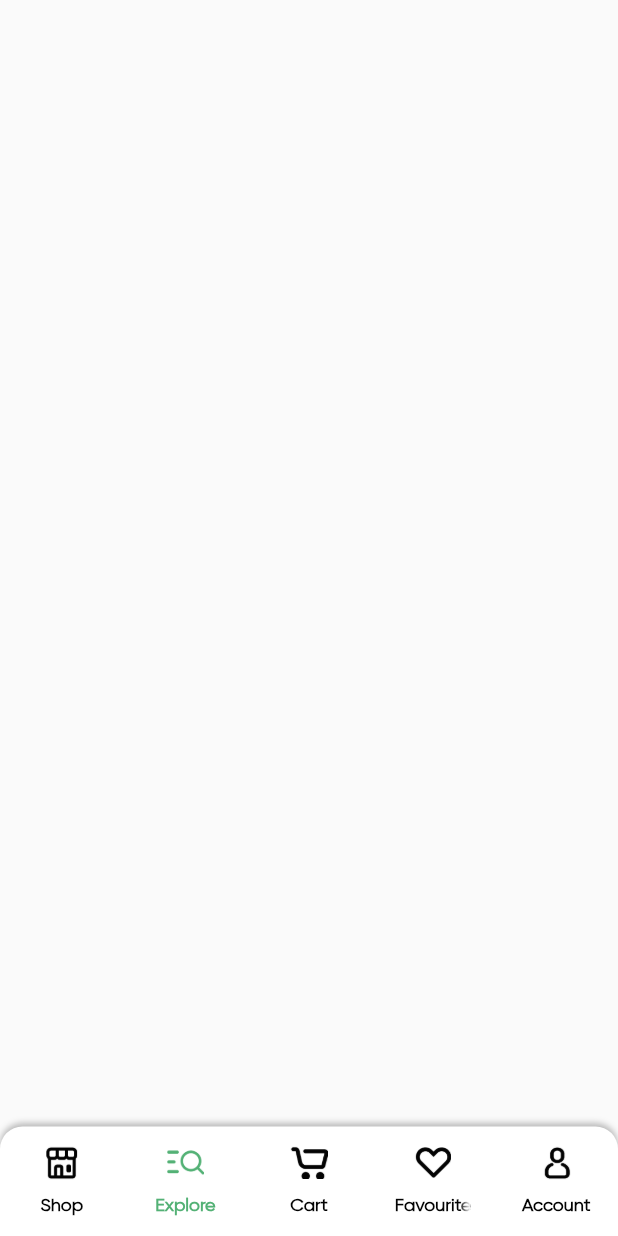
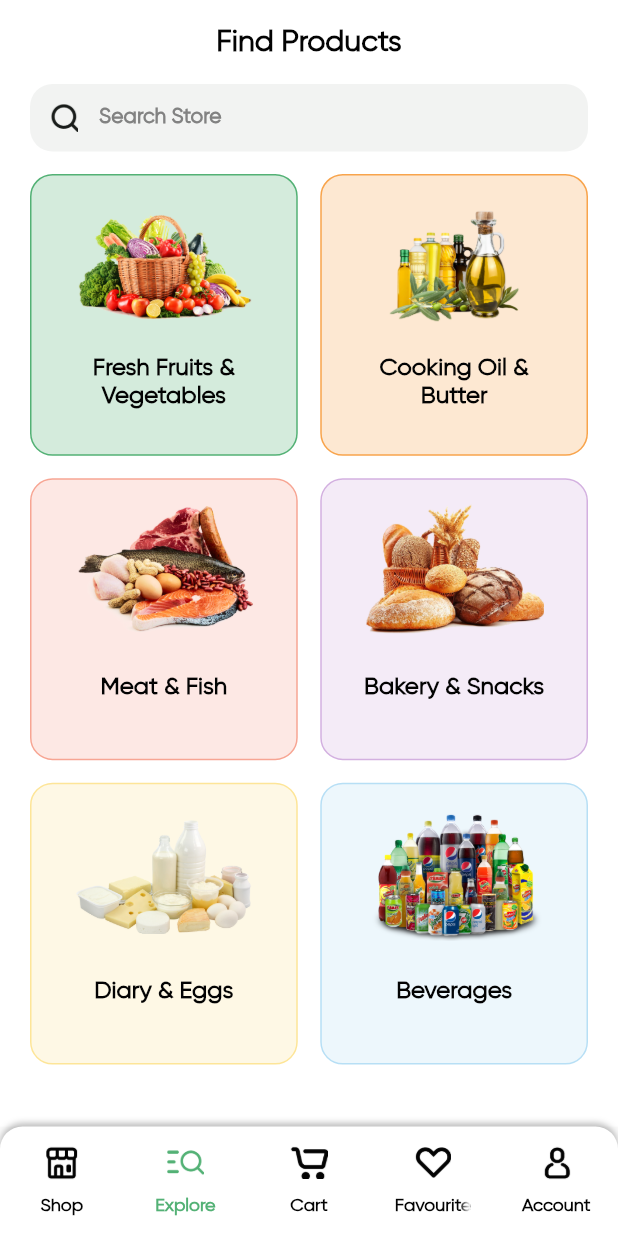
Before and after one commit to TarekMoustafaElsayed/nectar_groceriesStore, a Flutter app: the screen it shows after launch, item 2 of the bottom bar chosen, on a phone screen of 412 x 824 dp. Run offline on Flutter 3.47's test engine with Material 3 defaults, Android fonts, the phone set to English and light mode, and no system bars; our stand-ins replace flutter_rating_bar; missing offline and left inert: fl_country_code_picker.

Commit message:
added explore page ui design
Added explore cell and filter row in common widget folder

added explore detail view , explore view , filter view and search view files in a new folder (explore folder)

added the Explorer view and imported that inside main tab view file as well as adding a very slight tiny adjustment towards the product cell file (adding two more variables margin and weight while passing them as parameters for the ProductCell constructor)

```diff
--- /dev/null
+++ b/lib/common/common_widget/explore_cell.dart
@@ -0,0 +1,57 @@
+import 'package:flutter/material.dart';
+
+import '../color_extension.dart';
+
+class ExploreCell extends StatelessWidget {
+  final Map pObj;
+  final VoidCallback onPressed;
+  const ExploreCell({super.key, required this.pObj, required this.onPressed});
+
+  @override
+  Widget build(BuildContext context) {
+    var color = (pObj["color"] as Color? ?? TColor.primary);
+    return InkWell(
+      onTap: onPressed,
+      borderRadius: BorderRadius.circular(15),
+      child: Container(
+        padding: const EdgeInsets.all(15),
+        decoration: BoxDecoration(
+          border: Border.all(color: color, width: 1),
+          color: color.withOpacity(0.25),
+          borderRadius: BorderRadius.circular(15),
+        ),
+        child: Column(
+          mainAxisAlignment: MainAxisAlignment.center,
+          crossAxisAlignment: CrossAxisAlignment.center,
+          children: [
+            Row(
+              mainAxisAlignment: MainAxisAlignment.center,
+              children: [
+                Image.asset(
+                  pObj["icon"],
+                  width: 120,
+                  height: 90,
+                  fit: BoxFit.contain,
+                ),
+              ],
+            ),
+
+            const Spacer(),
+
+            Text(
+              pObj["name"],
+              textAlign: TextAlign.center,
+              style: TextStyle(
+                  color: TColor.primaryText,
+                  fontSize: 16,
+                  fontWeight: FontWeight.w700),
+            ),
+
+            const Spacer(),
+
+          ],
+        ),
+      ),
+    );
+  }
+}
--- /dev/null
+++ b/lib/view/explore/explore_view.dart
@@ -0,0 +1,147 @@
+import 'package:flutter/material.dart';
+import 'package:nectar_groceries/common/common_widget/explore_cell.dart';
+import 'package:nectar_groceries/view/explore/explore_detail_view.dart';
+import 'package:nectar_groceries/view/explore/search_view.dart';
+
+import '../../common/color_extension.dart';
+
+class ExploreView extends StatefulWidget {
+  const ExploreView({super.key});
+
+  @override
+  State<ExploreView> createState() => _ExploreViewState();
+}
+
+class _ExploreViewState extends State<ExploreView> {
+  TextEditingController txtSearch = TextEditingController();
+
+  List findProductArr = [
+    {
+      "name" : "Fresh Fruits & Vegetables",
+      "icon" : "assets/img/frash_fruits.png",
+      "color" : const Color(0xff53B175),
+    },
+    {
+      "name" : "Cooking Oil & Butter",
+      "icon" : "assets/img/cooking_oil.png",
+      "color" : const Color(0xffF8A44C),
+    },
+    {
+      "name" : "Meat & Fish",
+      "icon" : "assets/img/meat_fish.png",
+      "color" : const Color(0xffF7A593),
+    },
+    {
+      "name" : "Bakery & Snacks",
+      "icon" : "assets/img/bakery_snacks.png",
+      "color" : const Color(0xffD3B0E0),
+    },
+    {
+      "name" : "Diary & Eggs",
+      "icon" : "assets/img/dairy_eggs.png",
+      "color" : const Color(0xFFFDE598),
+    },
+    {
+      "name" : "Beverages",
+      "icon" : "assets/img/beverages.png",
+      "color" : const Color(0xffB7DFF5),
+    },
+
+  ];
+
+  @override
+  Widget build(BuildContext context){
+    var media = MediaQuery.sizeOf(context);
+    return Scaffold(
+      backgroundColor: Colors.white,
+      appBar: AppBar(
+        backgroundColor: Colors.transparent,
+        elevation: 0,
+        centerTitle: true,
+        title: Text(
+          "Find Products",
+          style: TextStyle(
+              color: TColor.primaryText,
+              fontSize: 20,
+              fontWeight: FontWeight.w700),
+        ),
+      ),
+      body: Column(
+              crossAxisAlignment: CrossAxisAlignment.start,
+              children: [
+                Padding(
+                  padding: const EdgeInsets.symmetric(horizontal: 20),
+                  child: InkWell(
+                    onTap: (){
+                      Navigator.push(
+                          context,
+                          MaterialPageRoute(
+                              builder: (context) => const SearchView(),
+                          ),
+                      );
+                    },
+                    child: Container(
+                      height: 45,
+                      decoration: BoxDecoration(
+                        color: const Color(0xffF2F3F2),
+                        borderRadius: BorderRadius.circular(15),
+                      ),
+                      alignment: Alignment.center,
+                      child: Row(
+                        crossAxisAlignment: CrossAxisAlignment.center,
+                        children: [
+                          Padding(
+                            padding: const EdgeInsets.all(13.0),
+                            child: Image.asset("assets/img/search.png", width: 20, height: 20,),
+                          ),
+
+                          Text(
+                            "Search Store",
+                            style: TextStyle(
+                              color: TColor.secondaryText,
+                              fontSize: 14,
+                              fontWeight: FontWeight.w600,
+                            ),
+                          ),
+
+                        ],
+                      ),
+                    ),
+                  ),
+                ),
+
+                const SizedBox(
+                  height: 15,
+                ),
+
+                Expanded(
+                  child: GridView.builder(
+                      padding: const EdgeInsets.symmetric(
+                          vertical: 0, horizontal: 20
+                      ),
+                    gridDelegate: const SliverGridDelegateWithFixedCrossAxisCount(
+                        crossAxisCount: 2,
+                      childAspectRatio: 0.95,
+                      crossAxisSpacing: 15,
+                      mainAxisSpacing: 15),
+                    itemCount: findProductArr.length,
+                    itemBuilder: ((context,index) {
+                      var eObj = findProductArr[index] as Map? ?? {};
+                      return ExploreCell(
+                          pObj: eObj,
+                          onPressed: (){
+                            Navigator.push(
+                                context,
+                                MaterialPageRoute(
+                                    builder: (context) => ExploreDetailView(eObj: eObj,)),
+                            );
+                          },
+                      );
+                    }),
+                  ),
+                ),
+              ],
+            ),
+    );
+  }
+}
--- a/lib/view/main_tab_view/main_tab_view.dart
+++ b/lib/view/main_tab_view/main_tab_view.dart
@@ -1,4 +1,5 @@
 import 'package:flutter/material.dart';
+import 'package:nectar_groceries/view/explore/explore_view.dart';
 import 'package:nectar_groceries/view/home/home_view.dart';
 
 import '../../common/color_extension.dart';
@@ -42,8 +43,7 @@ class _MainTabViewState extends State<MainTabView>  with SingleTickerProviderSta
           children: [
 
             const HomeView(),
-
-            Container(),
+            const ExploreView(),
             Container(),
             Container(),
             Container(),
```
Also changed, not shown: lib/common/common_widget/filter_row.dart (added, +40 -0 lines), lib/common/common_widget/product_cell.dart (+12 -3 lines), lib/view/explore/explore_detail_view.dart (added, +129 -0 lines), lib/view/explore/filter_view.dart (added, +173 -0 lines), lib/view/explore/search_view.dart (added, +163 -0 lines).
